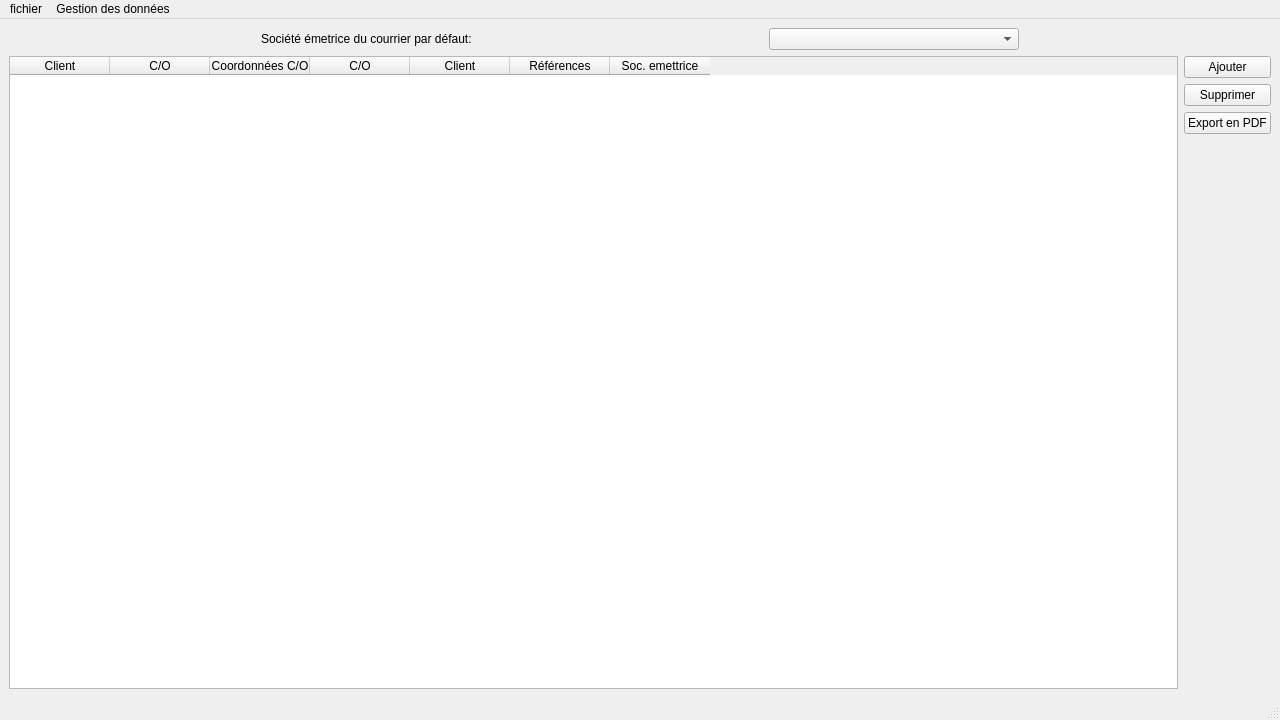
This is ui/mainwindow.ui in jphoubion/COMailPrinting as Qt 5 draws it before an edit. The edited form follows.
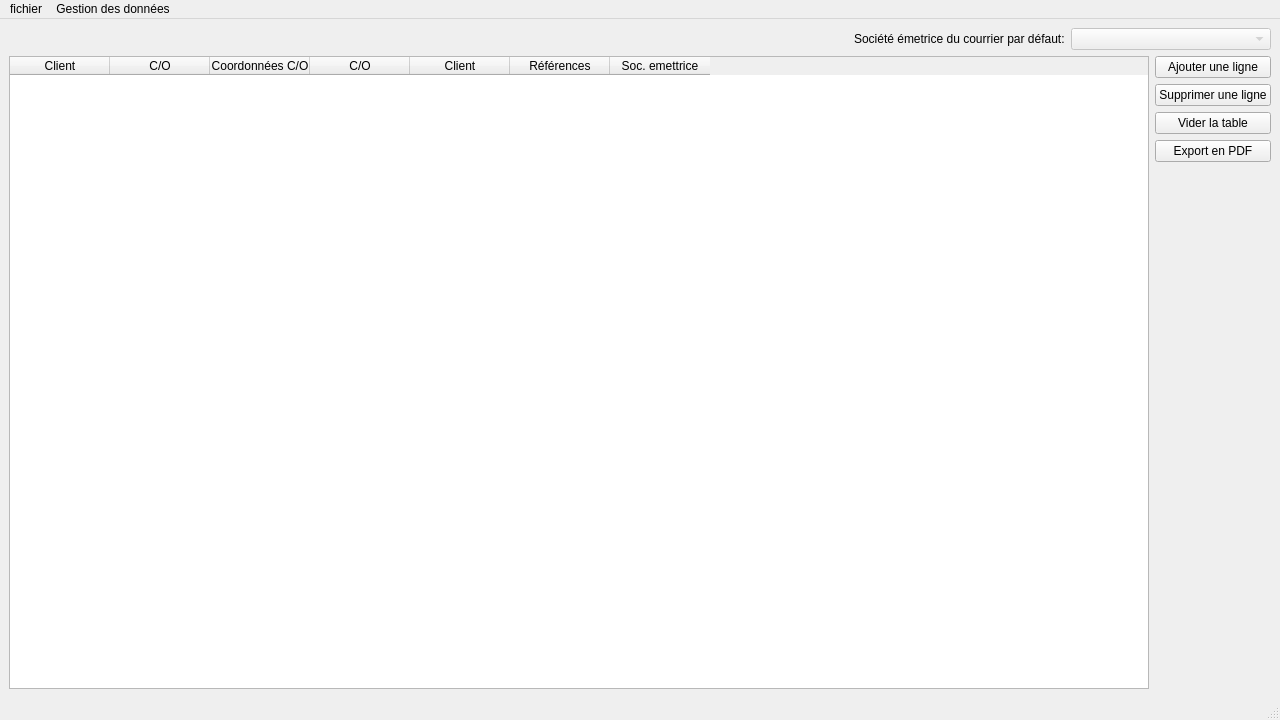
This is the edited form.

What changed in the file:
```diff
--- a/ui/mainwindow.ui
+++ b/ui/mainwindow.ui
@@ -22,6 +22,19 @@
      <layout class="QVBoxLayout" name="verticalLayout_2">
       <item>
        <layout class="QHBoxLayout" name="horizontalLayout">
+        <item>
+         <spacer name="horizontalSpacer">
+          <property name="orientation">
+           <enum>Qt::Horizontal</enum>
+          </property>
+          <property name="sizeHint" stdset="0">
+           <size>
+            <width>40</width>
+            <height>20</height>
+           </size>
+          </property>
+         </spacer>
+        </item>
         <item>
          <widget class="QLabel" name="label">
           <property name="maximumSize">
@@ -43,6 +56,15 @@
         </item>
         <item>
          <widget class="QComboBox" name="cbb_company">
+          <property name="enabled">
+           <bool>false</bool>
+          </property>
+          <property name="minimumSize">
+           <size>
+            <width>200</width>
+            <height>0</height>
+           </size>
+          </property>
           <property name="maximumSize">
            <size>
             <width>250</width>
@@ -110,19 +132,29 @@
              <string notr="true"/>
             </property>
             <property name="text">
-             <string>Ajouter</string>
+             <string>Ajouter une ligne</string>
             </property>
            </widget>
           </item>
           <item>
            <widget class="QPushButton" name="btnAddRow_4">
             <property name="text">
-             <string>Supprimer</string>
+             <string>Supprimer une ligne</string>
+            </property>
+           </widget>
+          </item>
+          <item>
+           <widget class="QPushButton" name="btnEmptyTable">
+            <property name="text">
+             <string>Vider la table</string>
             </property>
            </widget>
           </item>
           <item>
            <widget class="QPushButton" name="btnPrint">
+            <property name="enabled">
+             <bool>true</bool>
+            </property>
             <property name="text">
              <string>Export en PDF</string>
             </property>
```
Left out of the diff: 2 changed lines with no effect on the pictures.
